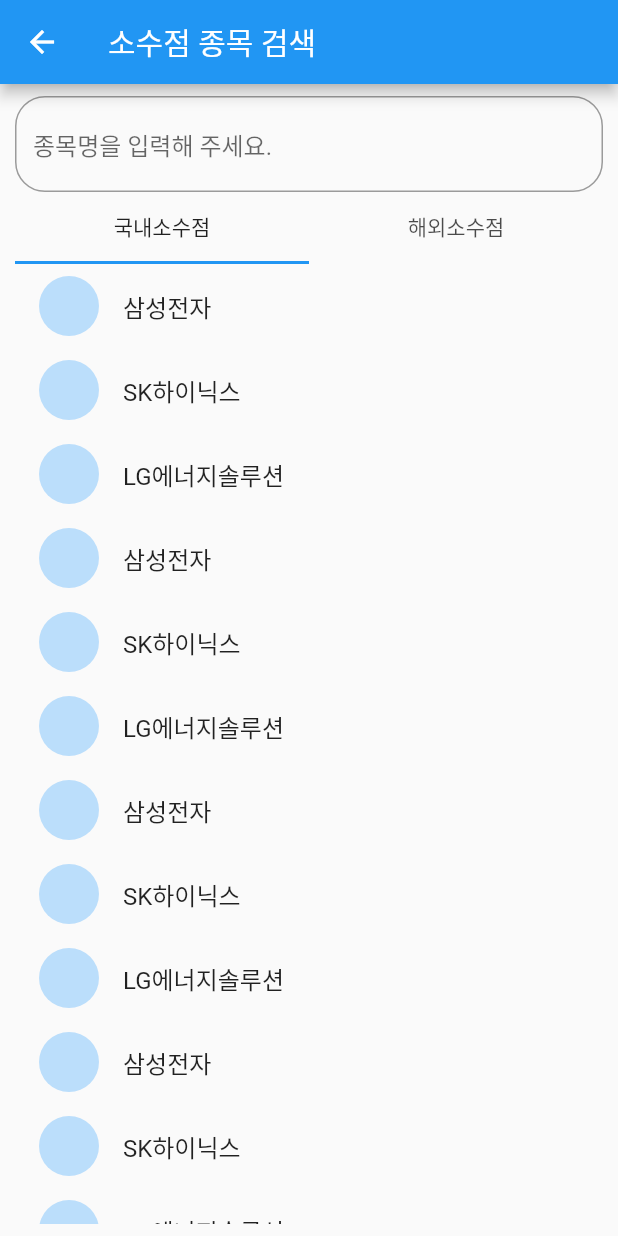
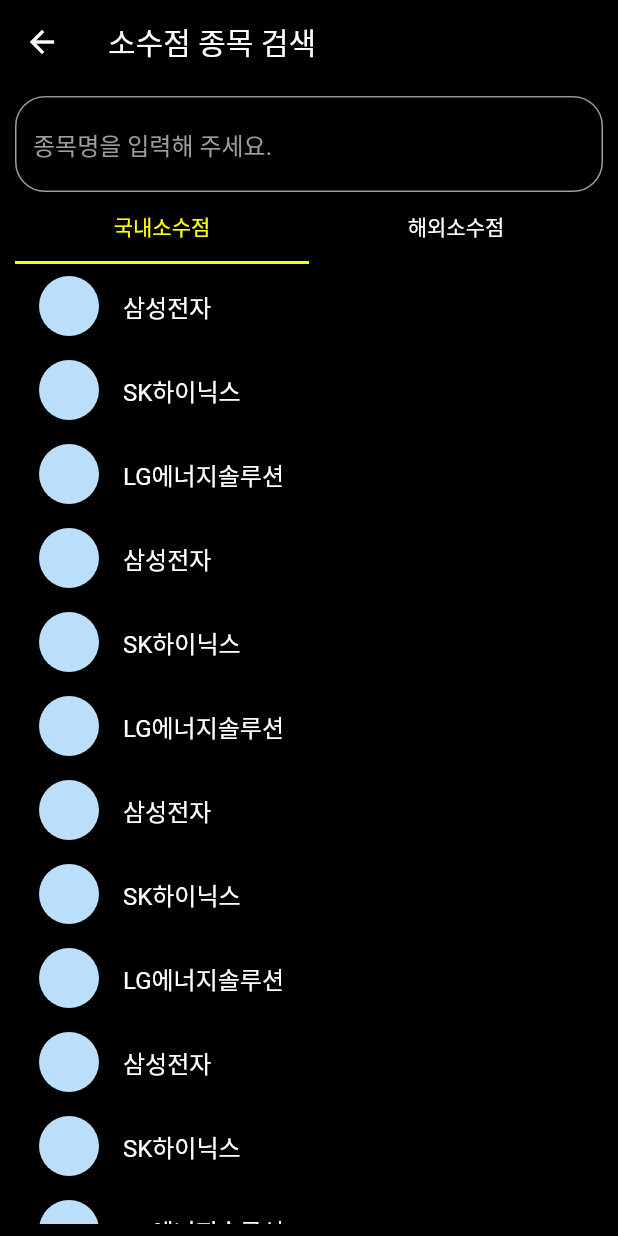
Before and after one commit to kangsudal/kangsudal-mini, a Flutter app: the DecimalPointStockScreen screen opened directly, on a phone screen of 412 x 824 dp. Run offline on Flutter 3.47's test engine with Material 2 defaults, Android fonts, the phone set to English and light mode, and no system bars; our stand-ins replace chat_bubbles, flutter_riverpod, font_awesome_flutter, rive.

Commit message:
소수점주식 색상변경

```diff
--- a/lib/screens/decimal_point_stock_screen.dart
+++ b/lib/screens/decimal_point_stock_screen.dart
@@ -74,9 +74,10 @@
   @override
   Widget build(BuildContext context) {
     return Scaffold(
-      // backgroundColor: Colors.black,
+      backgroundColor: Colors.black,
       appBar: AppBar(
         title: Text('소수점 종목 검색'),
+        backgroundColor: Colors.black,
       ),
       body: DefaultTabController(
         length: 2,
@@ -89,10 +90,26 @@
               children: [
                 TextField(
                   controller: _controller,
+                  style: TextStyle(
+                    color: Colors.white,
+                  ),
                   decoration: InputDecoration(
                     hintText: '종목명을 입력해 주세요.',
-                    border: OutlineInputBorder(
-                      borderSide: BorderSide(width: 10),
+                    hintStyle: TextStyle(
+                      color: Colors.grey,
+                    ),
+                    enabledBorder: OutlineInputBorder(
+                      borderSide: BorderSide(
+                        width: 1,
+                        color: Colors.grey,
+                      ),
+                      borderRadius: BorderRadius.circular(20),
+                    ),
+                    focusedBorder: OutlineInputBorder(
+                      borderSide: BorderSide(
+                        width: 1,
+                        color: Theme.of(context).primaryColor,
+                      ),
                       borderRadius: BorderRadius.circular(20),
                     ),
                   ),
@@ -102,6 +119,9 @@
                         child: Column(
                           children: [
                             TabBar(
+                              indicatorColor: Theme.of(context).primaryColor,
+                              unselectedLabelColor: Colors.white,
+                              labelColor: Theme.of(context).primaryColor,
                               tabs: [
                                 Tab(
                                   text: '국내소수점',
@@ -119,7 +139,12 @@
                                         .map(
                                           (e) => ListTile(
                                             leading: CircleAvatar(),
-                                            title: Text(e),
+                                            title: Text(
+                                              e,
+                                              style: TextStyle(
+                                                color: Colors.white,
+                                              ),
+                                            ),
                                           ),
                                         )
                                         .toList(),
@@ -129,7 +154,12 @@
                                         .map(
                                           (e) => ListTile(
                                             leading: CircleAvatar(),
-                                            title: Text(e),
+                                            title: Text(
+                                              e,
+                                              style: TextStyle(
+                                                color: Colors.white,
+                                              ),
+                                            ),
                                           ),
                                         )
                                         .toList(),
@@ -145,7 +175,12 @@
                           children: resultItems
                               .map(
                                 (e) => ListTile(
-                                  title: Text(e),
+                                  title: Text(
+                                    e,
+                                    style: TextStyle(
+                                      color: Colors.white,
+                                    ),
+                                  ),
                                 ),
                               )
                               .toList(),
```
